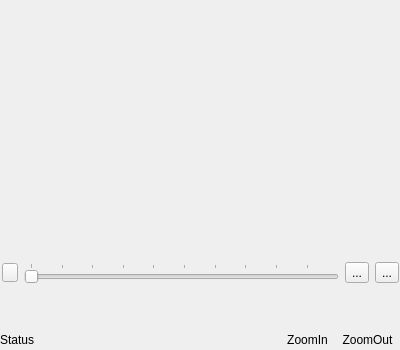
Before: the Qt Designer form src-qt5/desktop-utils/lumina-fm/widgets/DirWidget2.ui in lumina-desktop/lumina, drawn with Qt 5.
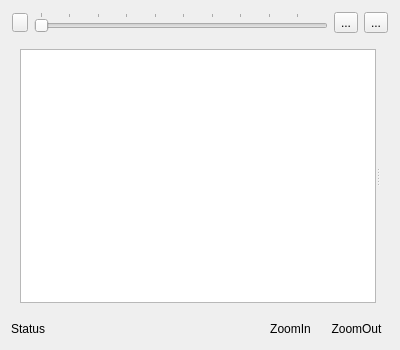
After: the same form once the commit is applied.

Commit message: Get the new side-pane TreeView up and running with q5sys's input.

What changed in the file:
```diff
--- a/src-qt5/desktop-utils/lumina-fm/widgets/DirWidget2.ui
+++ b/src-qt5/desktop-utils/lumina-fm/widgets/DirWidget2.ui
@@ -19,29 +19,11 @@
   <property name="windowTitle">
    <string>Form</string>
   </property>
-  <layout class="QGridLayout" name="gridLayout" rowstretch="0,0,0,0" columnstretch="0,1">
-   <property name="leftMargin">
-    <number>0</number>
-   </property>
-   <property name="topMargin">
-    <number>0</number>
-   </property>
-   <property name="rightMargin">
-    <number>0</number>
-   </property>
-   <property name="bottomMargin">
-    <number>0</number>
-   </property>
-   <property name="horizontalSpacing">
-    <number>1</number>
-   </property>
-   <property name="verticalSpacing">
-    <number>2</number>
-   </property>
-   <item row="0" column="0" rowspan="2" colspan="2">
+  <layout class="QVBoxLayout" name="verticalLayout" stretch="0,0,1,0">
+   <item>
     <layout class="QHBoxLayout" name="toolbar_layout"/>
    </item>
-   <item row="2" column="1">
+   <item>
     <layout class="QVBoxLayout" name="browser_layout_main">
      <property name="spacing">
       <number>1</number>
@@ -127,7 +109,40 @@
      </item>
     </layout>
    </item>
-   <item row="3" column="0" colspan="2">
+   <item>
+    <widget class="QWidget" name="widget" native="true">
+     <layout class="QHBoxLayout" name="horizontalLayout_4">
+      <item>
+       <widget class="QSplitter" name="splitter">
+        <property name="orientation">
+         <enum>Qt::Horizontal</enum>
+        </property>
+        <widget class="QTreeView" name="folderViewPane">
+         <property name="sizePolicy">
+          <sizepolicy hsizetype="Preferred" vsizetype="Expanding">
+           <horstretch>0</horstretch>
+           <verstretch>0</verstretch>
+          </sizepolicy>
+         </property>
+         <property name="indentation">
+          <number>15</number>
+         </property>
+         <property name="uniformRowHeights">
+          <bool>true</bool>
+         </property>
+         <property name="allColumnsShowFocus">
+          <bool>true</bool>
+         </property>
+        </widget>
+        <widget class="QWidget" name="horizontalLayoutWidget">
+         <layout class="QHBoxLayout" name="browser_layout"/>
+        </widget>
+       </widget>
+      </item>
+     </layout>
+    </widget>
+   </item>
+   <item>
     <layout class="QHBoxLayout" name="horizontalLayout">
      <item>
       <widget class="QLabel" name="label_status">
```
Left out of the diff: 3 changed lines with no effect on the pictures. The commit also changes 2 other files.
